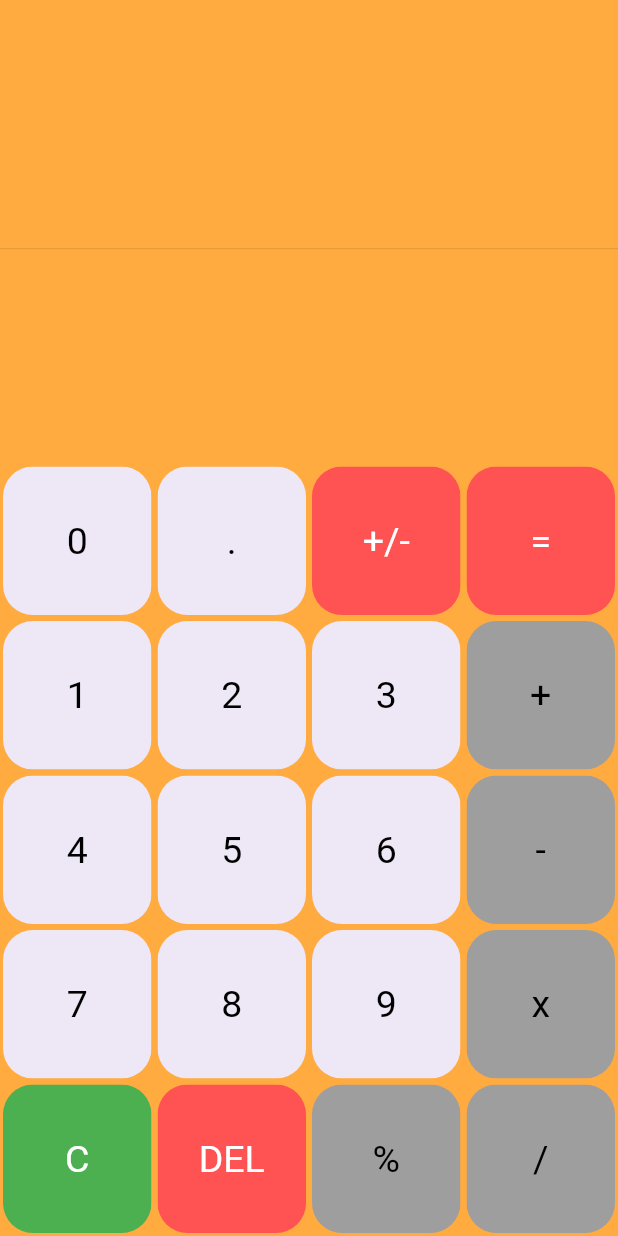
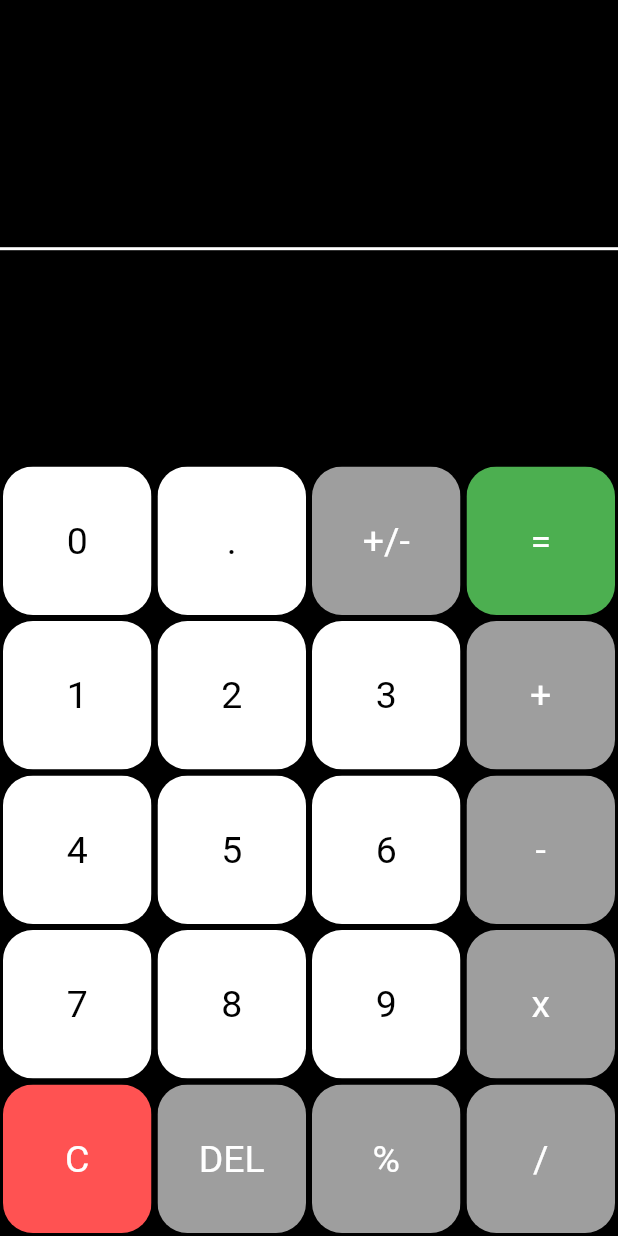
Before and after one commit to aayushkoirala/calculator, a Flutter app: the screen it shows after launch, on a phone screen of 412 x 824 dp. Run offline on Flutter 3.47's test engine with Material 2 defaults, Android fonts, the phone set to English and light mode, and no system bars; our stand-ins replace math_expressions.

Commit message:
changed layout and coloring

```diff
--- a/lib/main.dart
+++ b/lib/main.dart
@@ -53,7 +53,7 @@ class _HomePageState extends State<HomePage> {
   Widget build(BuildContext context) {
     return Scaffold(
       resizeToAvoidBottomInset: false,
-      backgroundColor: Colors.orangeAccent,
+      backgroundColor: Colors.black,
       body: Column(
         children: <Widget>[
           Expanded(
@@ -69,16 +69,17 @@ class _HomePageState extends State<HomePage> {
                     alignment: Alignment.centerLeft,
                     child: Text(
                       userInput,
-                      style: TextStyle(fontSize: 25),
+                      style: TextStyle(fontSize: 25, color: Colors.white),
+
                     ),
                   ),
-                  Divider(),
+                  Divider(thickness: 2,color: Colors.white),
                   Container(
                     padding: EdgeInsets.all(20),
                     alignment: Alignment.centerRight,
                     child: Text(
                       userAnswer,
-                      style: TextStyle(fontSize: 30),
+                      style: TextStyle(fontSize: 30, color: Colors.white),
                     ),
                   ),
                 ],
@@ -104,7 +105,7 @@ class _HomePageState extends State<HomePage> {
                           });
                         },
                         buttonText: buttons[index],
-                        color: Colors.green,
+                        color: Colors.redAccent,
                         textColor: Colors.white,
                       );
                     } else if (index == 1) {
@@ -122,7 +123,7 @@ class _HomePageState extends State<HomePage> {
                           });
                         },
                         buttonText: buttons[index],
-                        color: Colors.redAccent,
+                        color: Colors.grey,
                         textColor: Colors.white,
                       );
                     } else if (index == 18) {
@@ -141,7 +142,7 @@ class _HomePageState extends State<HomePage> {
                           });
                         },
                         buttonText: buttons[index],
-                        color: Colors.redAccent,
+                        color: Colors.grey,
                         textColor: Colors.white,
                       );
                     } else if (index == 19) {
@@ -152,7 +153,7 @@ class _HomePageState extends State<HomePage> {
                           });
                         },
                         buttonText: buttons[index],
-                        color: Colors.redAccent,
+                        color: Colors.green,
                         textColor: Colors.white,
                       );
                     } else {
@@ -171,9 +172,9 @@ class _HomePageState extends State<HomePage> {
                         buttonText: buttons[index],
                         color: isOperator(buttons[index])
                             ? Colors.grey
-                            : Colors.deepPurple[50],
+                            : Colors.white,
                         textColor: isOperator(buttons[index])
-                            ? Colors.black
+                            ? Colors.white
                             : Colors.black,
                       );
                     }
```
